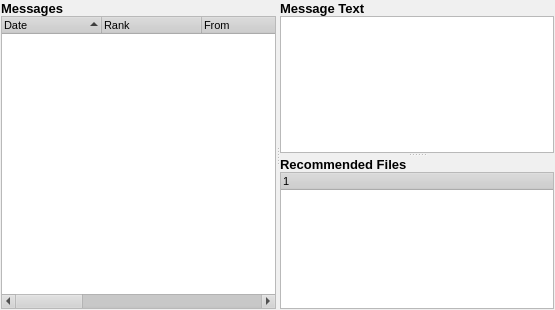
First picture: the form in retroshare-gui/src/gui/ChannelsDialog.ui, repository RetroShare/RetroShare, before the edit.
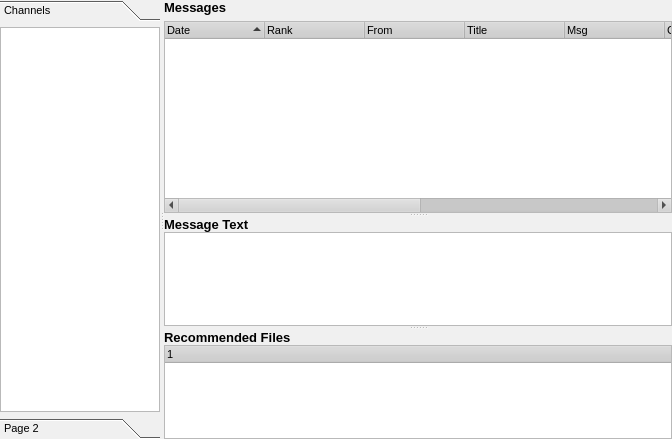
Second picture: the form after the edit. Icons and pictures are not drawn.

Commit message: redesign ChannelsDialog, hope its bether then before when can show aviable Channels in a listview/listwidget. only what was usefull too to show the Messages Text for each Message in ChanMsgDialog.ui , then can remove in future the widget for Message Text.

```diff
--- a/retroshare-gui/src/gui/ChannelsDialog.ui
+++ b/retroshare-gui/src/gui/ChannelsDialog.ui
@@ -5,8 +5,8 @@
    <rect>
     <x>0</x>
     <y>0</y>
-    <width>555</width>
-    <height>310</height>
+    <width>672</width>
+    <height>439</height>
    </rect>
   </property>
   <property name="sizePolicy" >
@@ -503,17 +503,79 @@
   <property name="windowIcon" >
    <iconset resource="images.qrc" >:/images/channels.png</iconset>
   </property>
-  <layout class="QVBoxLayout" >
+  <layout class="QGridLayout" >
    <property name="margin" >
-    <number>1</number>
+    <number>0</number>
    </property>
    <property name="spacing" >
-    <number>1</number>
+    <number>0</number>
    </property>
-   <item>
+   <item row="0" column="0" >
+    <widget class="QSplitter" name="splitter_4" >
+     <property name="orientation" >
+      <enum>Qt::Horizontal</enum>
+     </property>
+     <widget class="QToolBox" name="toolBox" >
+      <property name="maximumSize" >
+       <size>
+        <width>160</width>
+        <height>16777215</height>
+       </size>
+      </property>
+      <property name="currentIndex" >
+       <number>0</number>
+      </property>
+      <widget class="QWidget" name="page" >
+       <property name="geometry" >
+        <rect>
+         <x>0</x>
+         <y>0</y>
+         <width>160</width>
+         <height>380</height>
+        </rect>
+       </property>
+       <attribute name="label" >
+        <string>Channels</string>
+       </attribute>
+       <attribute name="icon" >
+        <iconset resource="images.qrc" >:/images/channels.png</iconset>
+       </attribute>
+       <attribute name="toolTip" >
+        <string>Channels</string>
+       </attribute>
+       <layout class="QGridLayout" >
+        <property name="margin" >
+         <number>0</number>
+        </property>
+        <property name="spacing" >
+         <number>0</number>
+        </property>
+        <item row="0" column="0" >
+         <widget class="QListWidget" name="channelslistWidget" />
+        </item>
+       </layout>
+      </widget>
+      <widget class="QWidget" name="page_2" >
+       <property name="geometry" >
+        <rect>
+         <x>0</x>
+         <y>0</y>
+         <width>160</width>
+         <height>380</height>
+        </rect>
+       </property>
+       <attribute name="label" >
+        <string>Page 2</string>
+       </attribute>
+      </widget>
+     </widget>
+     <widget class="QSplitter" name="splitter_3" >
+      <property name="orientation" >
+       <enum>Qt::Horizontal</enum>
+      </property>
     <widget class="QSplitter" name="splitter_2" >
      <property name="orientation" >
-      <enum>Qt::Horizontal</enum>
+        <enum>Qt::Vertical</enum>
      </property>
      <widget class="QWidget" name="layoutWidget" >
       <layout class="QGridLayout" >
@@ -521,7 +583,7 @@
         <number>0</number>
        </property>
        <property name="spacing" >
-        <number>0</number>
+          <number>6</number>
        </property>
        <item row="0" column="0" >
         <widget class="QLabel" name="label" >
@@ -535,6 +597,14 @@
        </item>
        <item row="1" column="0" >
         <widget class="QTreeWidget" name="msgWidget" >
+           <property name="sizePolicy" >
+            <sizepolicy>
+             <hsizetype>7</hsizetype>
+             <vsizetype>3</vsizetype>
+             <horstretch>0</horstretch>
+             <verstretch>0</verstretch>
+            </sizepolicy>
+           </property>
          <property name="contextMenuPolicy" >
           <enum>Qt::CustomContextMenu</enum>
          </property>
@@ -651,6 +721,8 @@
          </widget>
         </item>
        </layout>
+        </widget>
+       </widget>
       </widget>
      </widget>
     </widget>
```
Lines whose indentation alone changed are shown as unchanged.
